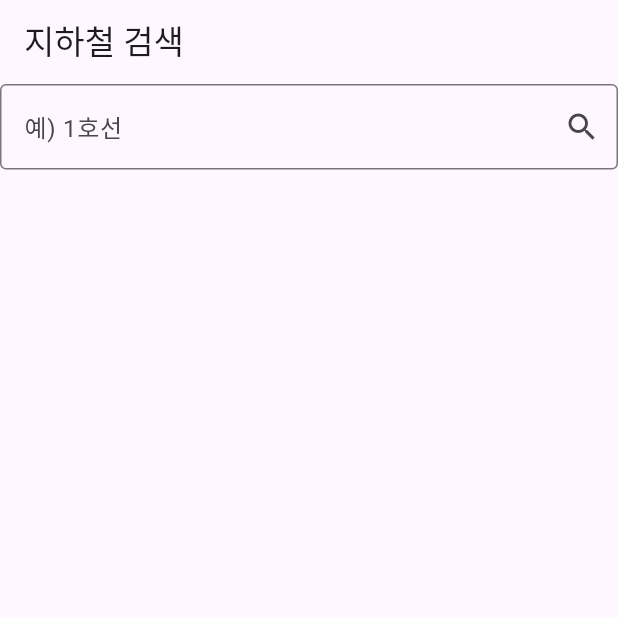
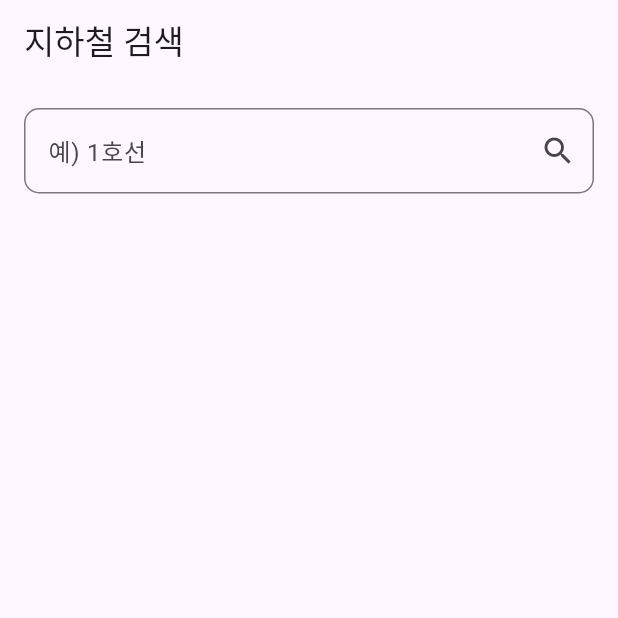
Before and after one commit to hwangtaewook/flutter_subway, a Flutter app: the screen it shows after launch, on a phone screen of 412 x 824 dp, the top half of it. Run offline on Flutter 3.47's test engine with Material 3 defaults, Android fonts, the phone set to English and light mode, and no system bars; our stand-ins replace freezed_annotation.

Commit message:
feat: ListItem 추가, Mapper 수정

```diff
--- a/lib/data/mapper/subway_mapper.dart
+++ b/lib/data/mapper/subway_mapper.dart
@@ -7,7 +7,7 @@ extension ToSubway on RealtimePositionList {
     return Subway(
       stationName: statnNm ?? '',
       trainStatus: trainSttus ?? '',
-      destination: statnNm ?? '',
+      destination: statnTnm ?? '',
       line: subwayNm ?? '',
     );
   }
--- a/lib/presentation/screen/search_list_screen.dart
+++ b/lib/presentation/screen/search_list_screen.dart
@@ -1,5 +1,6 @@
 import 'package:flutter/cupertino.dart';
 import 'package:flutter/material.dart';
+import 'package:flutter_subway/presentation/screen/component/list_item.dart';
 import 'package:flutter_subway/presentation/viewmodel/search_list_viewmodel.dart';
 import 'package:provider/provider.dart';
 
@@ -29,27 +30,32 @@ class _SearchListScreenState extends State<SearchListScreen> {
       ),
       body: Column(
         children: [
-          TextField(
+          Padding(
+            padding: const EdgeInsets.all(16.0),
+            child: TextField(
               onSubmitted: (value) {
                 final query = _queryTextEditingController.text;
                 viewModel.onSearch(query);
               },
               controller: _queryTextEditingController,
               decoration: InputDecoration(
-              border: OutlineInputBorder(),
+                border: OutlineInputBorder(
+                  borderRadius: BorderRadius.circular(10),
+                ),
                 hintText: '예) 1호선',
                 suffixIcon: IconButton(
                   onPressed: () {
                     final query = _queryTextEditingController.text;
                     viewModel.onSearch(query);
                   },
-                icon: Icon(Icons.search),
+                  icon: const Icon(Icons.search),
+                ),
               ),
             ),
           ),
           Expanded(
             child: ListView(
-              children: viewModel.subways.map((e) => Text(e.line)).toList(),
+              children: viewModel.subways.map((subway) => ListItem(subway: subway)).toList(),
             ),
           )
         ],
```
Also changed, not shown: lib/presentation/screen/component/list_item.dart (added, +76 -0 lines), 1 other file. Lines whose indentation alone changed are shown as unchanged.
